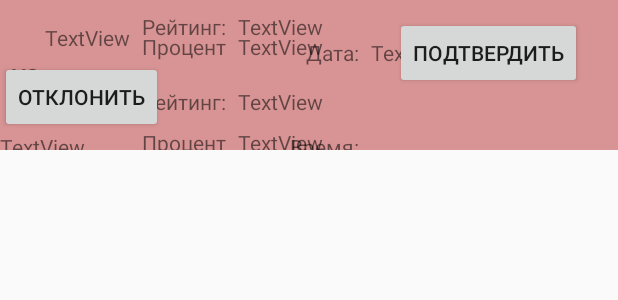
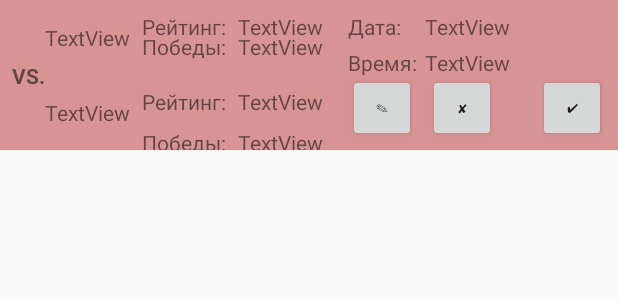
Before and after one commit to Konanov/PongManiaAndroid, an Android app: the layout game_row.xml on its own in the app's theme, with its tools: preview values and no code run, on a phone screen of 412 x 824 dp. Shown: the top 300 px of the screen. Run offline under Robolectric (Android 15) with nearby library versions, the phone set to English and light mode, and no system bars; network calls fail; Roboto replaces fonts that are not available here.

Commit message:
- planned games fragment crashes

```diff
--- a/app/src/main/java/com/pongmania/konanov/activity/PlayerProfileActivity.kt
+++ b/app/src/main/java/com/pongmania/konanov/activity/PlayerProfileActivity.kt
@@ -32,10 +32,10 @@ class PlayerProfileActivity : AppCompatActivity() {
 
         loadAvatar()
 
-        pingUser.setOnClickListener({
+        pingUser.setOnClickListener {
             goFor(this@PlayerProfileActivity,
                     PlanGameActivity::class.java, "rival", player)
-        })
+        }
     }
 
     private fun loadAvatar() {
--- a/app/src/main/java/com/pongmania/konanov/adapter/PlayerMainAdapter.kt
+++ b/app/src/main/java/com/pongmania/konanov/adapter/PlayerMainAdapter.kt
@@ -69,12 +69,12 @@ class PlayerMainAdapter(private val players: ArrayList<Player>) :
     class PlayerHolder internal constructor(view: View, players: ArrayList<Player>) :
             RecyclerView.ViewHolder(view) {
         init {
-            view.setOnClickListener({
+            view.setOnClickListener {
                 val player = players[adapterPosition]
                 val intent = Intent(view.context, PlayerProfileActivity::class.java)
                 intent.putExtra("currentPlayer", player)
                 view.context.startActivity(intent)
-            })
+            }
         }
     }
 
--- a/app/src/main/java/com/pongmania/konanov/api/PlayerApi.kt
+++ b/app/src/main/java/com/pongmania/konanov/api/PlayerApi.kt
@@ -21,7 +21,7 @@ interface PlayerApi {
     @GET("player/{email}/has/league")
     fun playerHasLeague(@Path("email") email: String): Observable<Boolean>
 
-    @GET("players/of/{type}/league")
+    @GET("player/of/{type}/league")
     fun playersOfLeague(@Path("type") type: String): Observable<List<Player>>
 
     @POST("league/{type}/assign")
@@ -31,6 +31,6 @@ interface PlayerApi {
     @GET("player/{email}/public/league")
     fun playersPublicLeague(@Path("email") email: String): Observable<PublicLeague>
 
-    @GET("players/{email}")
+    @GET("player/{email}")
     fun getPlayerByEmail(@Path("email") email: String): Observable<Player>
 }
--- a/app/src/main/java/com/pongmania/konanov/fragments/PlannedGamesFragment.kt
+++ b/app/src/main/java/com/pongmania/konanov/fragments/PlannedGamesFragment.kt
@@ -44,7 +44,7 @@ class PlannedGamesFragment : Fragment() {
                               savedInstanceState: Bundle?): View? {
         super.onCreate(savedInstanceState)
         app = app(this)
-        //val view = inflater.inflate(R.layout.fragment_planned_games, container, false) todo real fragment
+        val view = inflater.inflate(R.layout.fragment_planned_games, container, false)
         ButterKnife.bind(this, view)
         (app(this) as PongMania).webComponent.inject(this)
         gameApi = retrofit.create(GameApi::class.java)
--- a/app/src/main/java/com/pongmania/konanov/fragments/ScoreBoardFragment.kt
+++ b/app/src/main/java/com/pongmania/konanov/fragments/ScoreBoardFragment.kt
@@ -54,7 +54,7 @@ class ScoreBoardFragment : Fragment() {
                               savedInstanceState: Bundle?): View? {
         super.onCreate(savedInstanceState)
         app = app(this)
-        val view = inflater.inflate(R.layout.fragment_planned_games, container, false)
+        val view = inflater.inflate(R.layout.fragment_score_board, container, false)
         ButterKnife.bind(this, view)
         (app(this) as PongMania).webComponent.inject(this)
         api = retrofit.create(PlayerApi::class.java)
--- a/app/src/main/java/com/pongmania/konanov/model/Game.kt
+++ b/app/src/main/java/com/pongmania/konanov/model/Game.kt
@@ -5,8 +5,8 @@ data class Game(val approved: Boolean? = false,
                 val gameTime: String = "18:00",
                 val hostEmail: String,
                 val guestEmail: String) {
-    private val hostPlayer: Player
-    private val guestPlayer: Player
+    val hostPlayer: Player? = null
+    val guestPlayer: Player? = null
     //private val matches: Collection<Match>? = null
     //private val hostId: ObjectId? = null
     //private val guestId: ObjectId? = null
--- a/app/src/main/res/layout/activity_main.xml
+++ b/app/src/main/res/layout/activity_main.xml
@@ -3,7 +3,7 @@
     xmlns:android="http://schemas.android.com/apk/res/android"
     xmlns:app="http://schemas.android.com/apk/res-auto"
     xmlns:tools="http://schemas.android.com/tools"
-    android:id="@+id/drawer_layout"
+    android:id="@+id/app_main_layout"
     android:layout_width="match_parent"
     android:layout_height="match_parent"
     android:fitsSystemWindows="true"
--- a/app/src/main/res/layout/game_row.xml
+++ b/app/src/main/res/layout/game_row.xml
@@ -16,7 +16,7 @@
         android:layout_marginTop="8dp"
         android:lines="2"
         android:maxLength="7"
-        android:text="Процент побед:"
+        android:text="Победы:"
         app:layout_constraintStart_toEndOf="@+id/hostName"
         app:layout_constraintTop_toBottomOf="@+id/hostRatingTitle" />
 
@@ -141,7 +141,7 @@
         android:layout_marginTop="8dp"
         android:lines="2"
         android:maxLength="7"
-        android:text="Процент побед:"
+        android:text="Победы:"
         app:layout_constraintBottom_toTopOf="@+id/guideline4"
         app:layout_constraintEnd_toStartOf="@+id/guideline5"
         app:layout_constraintHorizontal_bias="0.0"
@@ -185,89 +185,87 @@
 
     <Button
         android:id="@+id/acceptButton"
-        android:layout_width="wrap_content"
-        android:layout_height="wrap_content"
-        android:layout_marginBottom="8dp"
+        android:layout_width="45dp"
+        android:layout_height="45dp"
         android:layout_marginEnd="8dp"
         android:layout_marginStart="8dp"
-        android:layout_marginTop="8dp"
-        android:text="Подтвердить"
-        app:layout_constraintBottom_toBottomOf="parent"
+        android:text="&#x2714;"
+        android:textAllCaps="false"
+        android:textSize="8sp"
+        app:layout_constraintBaseline_toBaselineOf="@+id/rejectButton"
         app:layout_constraintEnd_toEndOf="parent"
-        app:layout_constraintHorizontal_bias="0.80"
-        app:layout_constraintStart_toStartOf="@+id/guideline5"
-        app:layout_constraintTop_toTopOf="parent"
-        app:layout_constraintVertical_bias="0.100000024" />
+        app:layout_constraintHorizontal_bias="1.0"
+        app:layout_constraintStart_toStartOf="@+id/guideline5" />
 
     <Button
         android:id="@+id/rejectButton"
-        android:layout_width="wrap_content"
-        android:layout_height="wrap_content"
-        android:layout_marginBottom="8dp"
-        android:layout_marginTop="8dp"
-        android:text="Отклонить"
-        app:layout_constraintBottom_toBottomOf="parent"
-        app:layout_constraintTop_toTopOf="parent"
-        app:layout_constraintVertical_bias="0.9"
-        tools:layout_editor_absoluteX="304dp" />
+        android:layout_width="45dp"
+        android:layout_height="45dp"
+        android:layout_marginEnd="44dp"
+        android:layout_marginStart="8dp"
+        android:text="&#x2718;"
+        android:textAllCaps="false"
+        android:textSize="8sp"
+        app:layout_constraintBaseline_toBaselineOf="@+id/editButton"
+        app:layout_constraintEnd_toEndOf="parent"
+        app:layout_constraintHorizontal_bias="0.0"
+        app:layout_constraintStart_toEndOf="@+id/editButton" />
 
     <Button
         android:id="@+id/editButton"
-        android:layout_width="wrap_content"
-        android:layout_height="wrap_content"
+        android:layout_width="45dp"
+        android:layout_height="45dp"
         android:layout_marginBottom="8dp"
-        android:layout_marginEnd="8dp"
-        android:layout_marginStart="8dp"
-        android:layout_marginTop="8dp"
-        android:text="Редактировать"
-        app:layout_constraintBottom_toTopOf="@+id/rejectButton"
-        app:layout_constraintEnd_toEndOf="@+id/acceptButton"
-        app:layout_constraintStart_toStartOf="@+id/acceptButton"
-        app:layout_constraintTop_toBottomOf="@+id/acceptButton" />
+        android:text="&#x270e;"
+        android:textAllCaps="false"
+        android:textSize="8sp"
+        app:layout_constraintBottom_toBottomOf="parent"
+        app:layout_constraintStart_toStartOf="@+id/timeTitle"
+        app:layout_constraintTop_toBottomOf="@+id/timeTitle" />
 
     <TextView
         android:id="@+id/dateTitle"
         android:layout_width="wrap_content"
-        android:layout_height="wrap_content"
-        android:layout_marginEnd="8dp"
-        android:layout_marginStart="8dp"
+        android:layout_height="19dp"
+        android:layout_marginStart="40dp"
+        android:layout_marginTop="8dp"
         android:text="Дата:"
-        app:layout_constraintBaseline_toBaselineOf="@+id/acceptButton"
-        app:layout_constraintEnd_toStartOf="@+id/acceptButton"
-        app:layout_constraintHorizontal_bias="0.2"
-        app:layout_constraintStart_toStartOf="@+id/guideline5" />
+        app:layout_constraintStart_toStartOf="@+id/guideline5"
+        app:layout_constraintTop_toTopOf="parent" />
 
     <TextView
         android:id="@+id/timeTitle"
         android:layout_width="wrap_content"
         android:layout_height="wrap_content"
-        android:layout_marginStart="8dp"
+        android:layout_marginBottom="8dp"
         android:text="Время:"
-        app:layout_constraintBaseline_toBaselineOf="@+id/editButton"
+        app:layout_constraintBottom_toBottomOf="parent"
         app:layout_constraintEnd_toEndOf="@+id/dateTitle"
-        app:layout_constraintHorizontal_bias="1.0"
-        app:layout_constraintStart_toStartOf="@+id/guideline5" />
+        app:layout_constraintHorizontal_bias="0.0"
+        app:layout_constraintStart_toStartOf="@+id/dateTitle"
+        app:layout_constraintTop_toBottomOf="@+id/dateTitle"
+        app:layout_constraintVertical_bias="0.100000024" />
 
     <TextView
         android:id="@+id/date"
         android:layout_width="wrap_content"
         android:layout_height="wrap_content"
+        android:layout_marginEnd="8dp"
         android:layout_marginStart="8dp"
-        android:layout_marginTop="8dp"
         android:text="TextView"
-        app:layout_constraintBottom_toBottomOf="@+id/dateTitle"
-        app:layout_constraintStart_toEndOf="@+id/dateTitle"
-        app:layout_constraintTop_toTopOf="@+id/dateTitle"
-        app:layout_constraintVertical_bias="1.0" />
+        app:layout_constraintBaseline_toBaselineOf="@+id/dateTitle"
+        app:layout_constraintEnd_toEndOf="parent"
+        app:layout_constraintHorizontal_bias="0.11"
+        app:layout_constraintStart_toEndOf="@+id/dateTitle" />
 
     <TextView
         android:id="@+id/time"
         android:layout_width="wrap_content"
         android:layout_height="wrap_content"
-        android:layout_marginTop="8dp"
+        android:layout_marginEnd="8dp"
         android:text="TextView"
-        app:layout_constraintBottom_toBottomOf="@+id/timeTitle"
-        app:layout_constraintTop_toTopOf="@+id/timeTitle"
-        app:layout_constraintVertical_bias="1.0"
-        tools:layout_editor_absoluteX="242dp" />
+        app:layout_constraintBaseline_toBaselineOf="@+id/timeTitle"
+        app:layout_constraintEnd_toEndOf="parent"
+        app:layout_constraintHorizontal_bias="0.0"
+        app:layout_constraintStart_toStartOf="@+id/date" />
 </android.support.constraint.ConstraintLayout>
--- a/build.gradle
+++ b/build.gradle
@@ -8,7 +8,7 @@ buildscript {
     }
     dependencies {
         classpath 'com.google.gms:google-services:3.2.0'
-        classpath 'com.android.tools.build:gradle:3.1.2'
+        classpath 'com.android.tools.build:gradle:3.1.3'
         classpath "org.jetbrains.kotlin:kotlin-gradle-plugin:$kotlin_version"
         // NOTE: Do not place your application dependencies here; they belong
         // in the individual module build.gradle files
```
Also changed, not shown: app/src/main/java/com/pongmania/konanov/activity/LoginActivity.kt (+7 -7 lines), app/src/main/java/com/pongmania/konanov/activity/MainActivity.kt (+10 -6 lines), app/src/main/java/com/pongmania/konanov/adapter/GamesMainAdapter.kt (+28 -22 lines).
